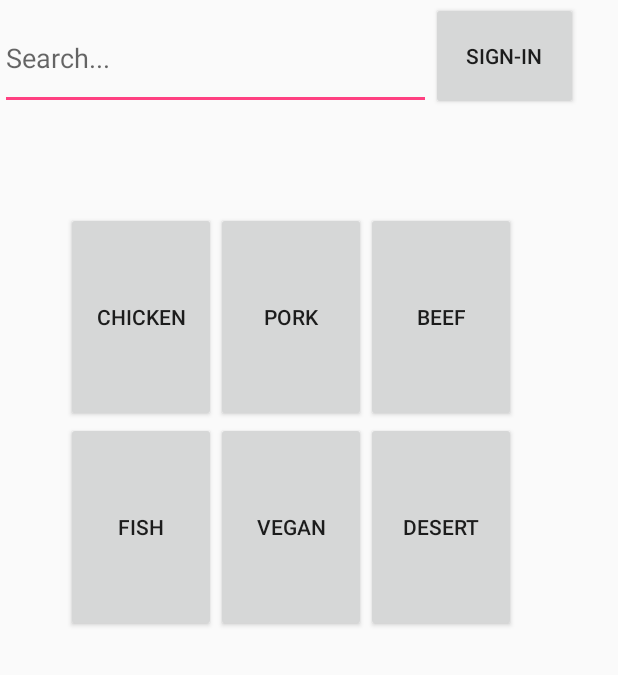
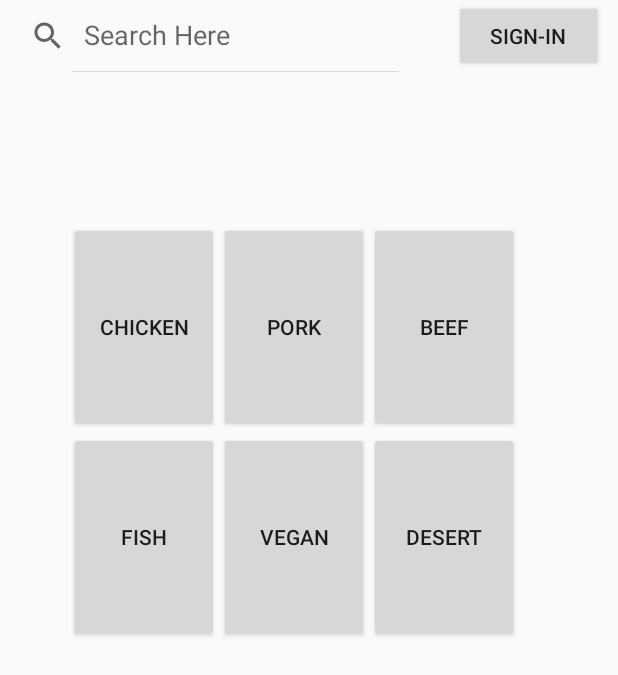
Before and after one commit to NS-Mojtaba/AND_FoodProject, an Android app: the screen it shows after launch (MainActivity), on a phone screen of 412 x 824 dp. Shown: the top 675 px of the screen. Run offline under Robolectric (Android 15) with nearby library versions, the phone set to English and light mode, and no system bars; our stand-ins replace Firebase (no records; nobody signed in at launch, a user with empty details on screens opened directly).

Commit message:
innitial checkin for the search functionality

```diff
--- a/app/src/main/java/com/example/ciber/and_foodproject/MainActivity.java
+++ b/app/src/main/java/com/example/ciber/and_foodproject/MainActivity.java
@@ -3,9 +3,19 @@ package com.example.ciber.and_foodproject;
 import android.content.Intent;
 import android.support.v7.app.AppCompatActivity;
 import android.os.Bundle;
+import android.util.Log;
 import android.view.View;
 import android.widget.Button;
+import android.widget.SearchView;
 import android.widget.Toast;
+
+import com.google.android.gms.tasks.OnCompleteListener;
+import com.google.android.gms.tasks.Task;
+import com.google.firebase.firestore.FirebaseFirestore;
+import com.google.firebase.firestore.QueryDocumentSnapshot;
+import com.google.firebase.firestore.QuerySnapshot;
+
+import static android.content.ContentValues.TAG;
 
 public class MainActivity extends AppCompatActivity {
 
@@ -13,6 +23,8 @@ public class MainActivity extends AppCompatActivity {
     private Button button_addItem;
     private static MainActivity instance;
     private boolean hasSignedIn;
+    private SearchView simpleSearchView;
+    private FirebaseFirestore firebase;
 
 
     @Override
@@ -31,6 +43,39 @@ public class MainActivity extends AppCompatActivity {
             }
         }) ;
 
+        firebase = FirebaseFirestore.getInstance();
+
+        simpleSearchView = findViewById(R.id.simpleSearchView);
+        simpleSearchView.setOnQueryTextListener(new SearchView.OnQueryTextListener() {
+            @Override
+            public boolean onQueryTextSubmit(String query) {
+                firebase.collection("food").whereEqualTo("name",query).get()
+                        .addOnCompleteListener(new OnCompleteListener<QuerySnapshot>() {
+                            @Override
+                            public void onComplete(Task<QuerySnapshot> task) {
+                                if (task.isSuccessful()&& task.getResult()!= null && !task.getResult().isEmpty()) {
+                                    for (QueryDocumentSnapshot document : task.getResult()) {
+                                        /*if(document.get("email").toString().equals(email)){
+
+                                        }
+                                        else{
+                                        }
+                                        */
+                                        int h = 1+1;
+                                    }
+                                } else {
+                                    Log.d(TAG, "Error getting documents: ", task.getException());
+                                }
+                            }
+                        });
+                return false;
+            }
+            @Override
+            public boolean onQueryTextChange(String newText) {
+                // do something when text changes
+                return false;
+            }
+        });
 
         /*fireBase = FirebaseFirestore.getInstance();
         saveBtn = findViewById(R.id.saveBtn);
--- a/app/src/main/res/layout/activity_main.xml
+++ b/app/src/main/res/layout/activity_main.xml
@@ -6,27 +6,26 @@
     android:layout_height="match_parent"
     tools:context=".MainActivity">
 
-    <EditText
-        android:id="@+id/editText"
-        android:layout_width="287dp"
-        android:layout_height="69dp"
+    <SearchView
+        android:id="@+id/simpleSearchView"
+        android:layout_width="274dp"
+        android:layout_height="wrap_content"
         android:layout_alignParentStart="true"
         android:layout_alignParentTop="true"
         android:layout_marginStart="0dp"
-        android:layout_marginTop="4dp"
-        android:ems="10"
-        android:hint="@string/search"
-        android:importantForAutofill="no"
-        android:inputType="textPersonName" />
+        android:layout_marginTop="0dp"
+        android:iconifiedByDefault="false"
+        android:queryHint="Search Here" />
 
     <Button
         android:id="@+id/button_signin_signout"
-        android:layout_width="98dp"
-        android:layout_height="72dp"
+        android:layout_width="99dp"
+        android:layout_height="wrap_content"
         android:layout_alignParentTop="true"
+        android:layout_alignParentEnd="true"
         android:layout_marginStart="0dp"
-        android:layout_marginTop="1dp"
-        android:layout_toEndOf="@+id/editText"
+        android:layout_marginTop="0dp"
+        android:layout_marginEnd="10dp"
         android:text="@string/sign_in" />
 
     <android.support.v7.widget.GridLayout
@@ -34,8 +33,8 @@
         android:layout_height="282dp"
         android:layout_alignParentStart="true"
         android:layout_alignParentTop="true"
-        android:layout_marginStart="44dp"
-        android:layout_marginTop="141dp">
+        android:layout_marginStart="46dp"
+        android:layout_marginTop="148dp">
 
         <Button
             android:id="@+id/category_chicken"
```
